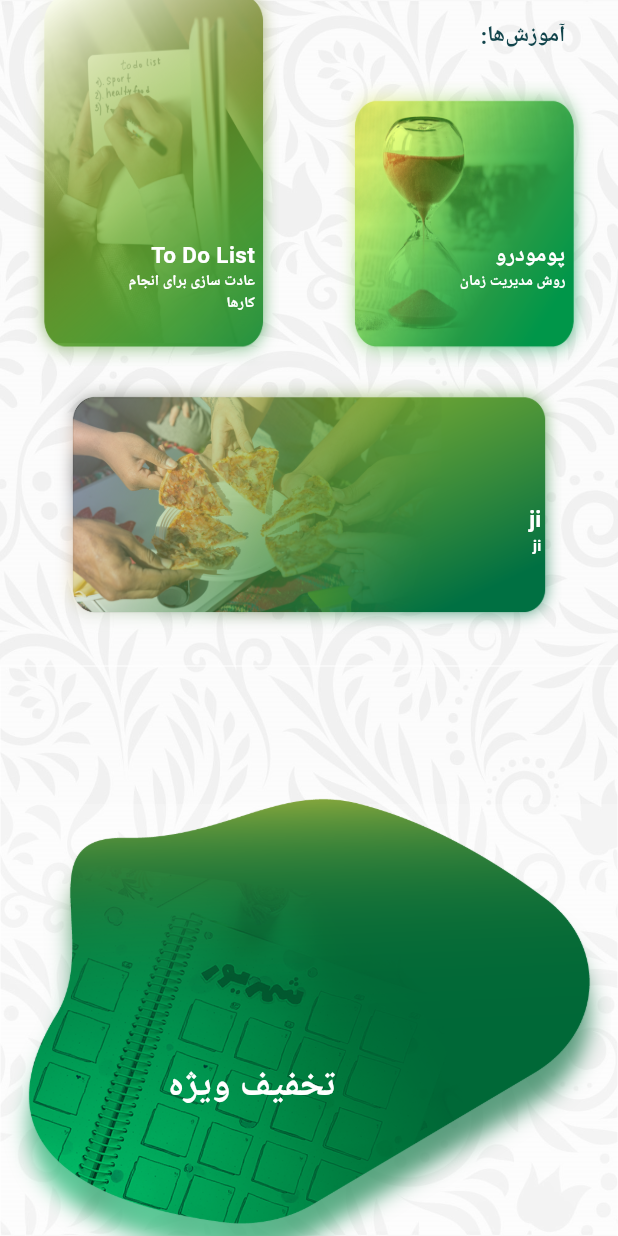
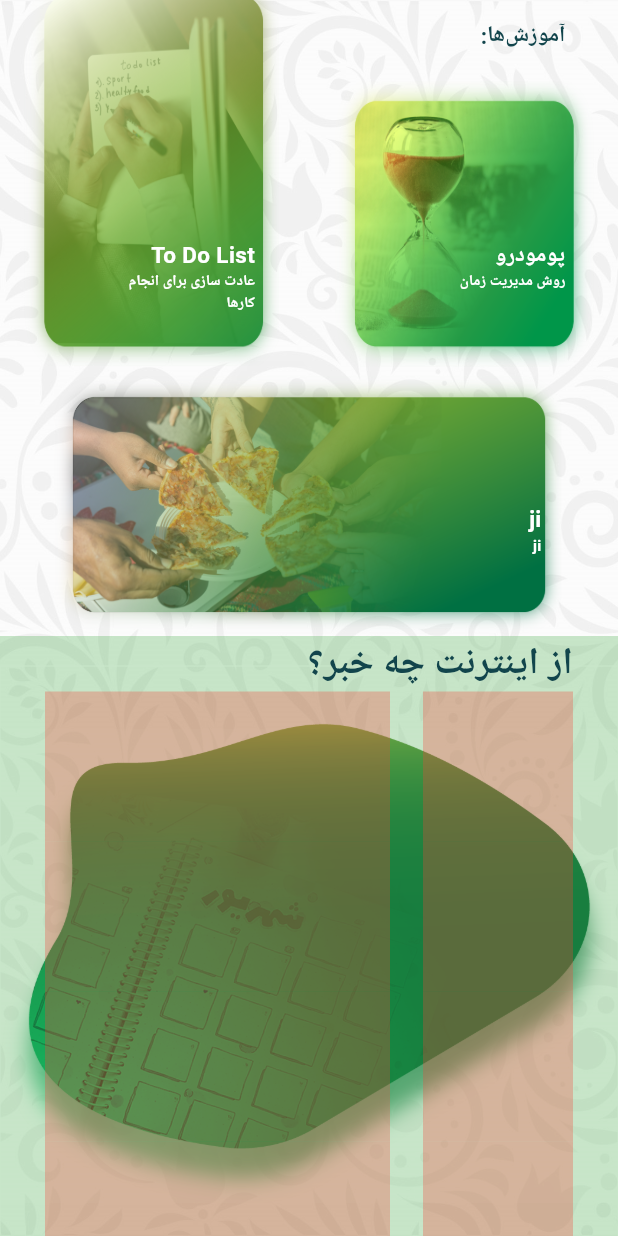
Before and after one commit to Sina2748/todoey, a Flutter app: the TabBarLearn screen opened directly, scrolled down 521 dp, on a phone screen of 412 x 824 dp. Run offline on Flutter 3.47's test engine with Material 2 defaults, Android fonts, the phone set to English and light mode, and no system bars; our stand-ins replace audioplayers, device_info_plus, flutter_local_notifications, google_fonts, introduction_screen, sensors_plus and 4 more; missing offline and left inert: flutter_background_service, flutter_background_service_android; accounts and stored records are empty; Roboto replaces fonts that are missing (Lemonada).

Commit message:
what's up internet

```diff
--- a/lib/tabviews/learn.dart
+++ b/lib/tabviews/learn.dart
@@ -56,6 +56,7 @@ class _TabBarLearnState extends State<TabBarLearn> {
                   mainAxisAlignment: MainAxisAlignment.center,
                   children: [
                     headerFooterImage(
+                      height: 500,
                       AAA: Positioned(
                         bottom: 100,
                         right: 20,
@@ -167,27 +168,99 @@ class _TabBarLearnState extends State<TabBarLearn> {
                     ),
                     //Ending
                     headerFooterImage(
+                      height: 400,
                       AAA: Positioned(
-                        bottom: 100,
-                        right: 20,
+                        top: 0,
+                        left: 0,
+                        right: 0,
                         child: Container(
-                          padding: EdgeInsets.all(20),
-                          alignment: Alignment.center,
-                          height: 200,
-                          width: 300,
-                          child: Row(
+                          padding: EdgeInsets.symmetric(horizontal: 30),
+                          color: Colors.green.withOpacity(0.3),
+                          child: Column(
+                            crossAxisAlignment: CrossAxisAlignment.end,
                             children: [
                               Text(
-                                'تخفیف ويژه',
+                                'از اینترنت چه خبر؟',
                                 textDirection: TextDirection.rtl,
                                 textAlign: TextAlign.center,
                                 style: GoogleFonts.lemonada(
                                     textStyle: TextStyle(
                                   fontSize: 25,
-                                  color:
-                                      Theme.of(context).colorScheme.onPrimary,
+                                  color: Theme.of(context).colorScheme.primary,
                                   fontWeight: FontWeight.w600,
                                 )),
+                              ),
+                              Row(
+                                mainAxisAlignment: MainAxisAlignment.end,
+                                children: [
+                                  Container(
+                                    color: Colors.red.withOpacity(0.3),
+                                    height: 100,
+                                    width: 230,
+                                    child: null,
+                                  ),
+                                  Spacer(),
+                                  Container(
+                                    color: Colors.red.withOpacity(0.3),
+                                    height: 100,
+                                    width: 100,
+                                    child: null,
+                                  )
+                                ],
+                              ),
+                              Row(
+                                mainAxisAlignment: MainAxisAlignment.end,
+                                children: [
+                                  Container(
+                                    color: Colors.red.withOpacity(0.3),
+                                    height: 100,
+                                    width: 230,
+                                    child: null,
+                                  ),
+                                  Spacer(),
+                                  Container(
+                                    color: Colors.red.withOpacity(0.3),
+                                    height: 100,
+                                    width: 100,
+                                    child: null,
+                                  )
+                                ],
+                              ),
+                              Row(
+                                mainAxisAlignment: MainAxisAlignment.end,
+                                children: [
+                                  Container(
+                                    color: Colors.red.withOpacity(0.3),
+                                    height: 100,
+                                    width: 230,
+                                    child: null,
+                                  ),
+                                  Spacer(),
+                                  Container(
+                                    color: Colors.red.withOpacity(0.3),
+                                    height: 100,
+                                    width: 100,
+                                    child: null,
+                                  )
+                                ],
+                              ),
+                              Row(
+                                mainAxisAlignment: MainAxisAlignment.end,
+                                children: [
+                                  Container(
+                                    color: Colors.red.withOpacity(0.3),
+                                    height: 100,
+                                    width: 230,
+                                    child: null,
+                                  ),
+                                  Spacer(),
+                                  Container(
+                                    color: Colors.red.withOpacity(0.3),
+                                    height: 100,
+                                    width: 100,
+                                    child: null,
+                                  )
+                                ],
                               ),
                             ],
                           ),
@@ -215,6 +288,7 @@ class headerFooterImage extends StatelessWidget {
     required this.picblur,
     required this.pic,
     required this.AAA,
+    required this.height,
   }) : super(key: key);
 
   final double initX;
@@ -222,12 +296,13 @@ class headerFooterImage extends StatelessWidget {
   final String picblur;
   final String pic;
   final dynamic AAA;
+  final double height;
 
   @override
   Widget build(BuildContext context) {
     return Container(
       width: double.infinity,
-      height: 500,
+      height: height,
       // color: Colors.red,
       child: Stack(
         clipBehavior: Clip.none,
```
